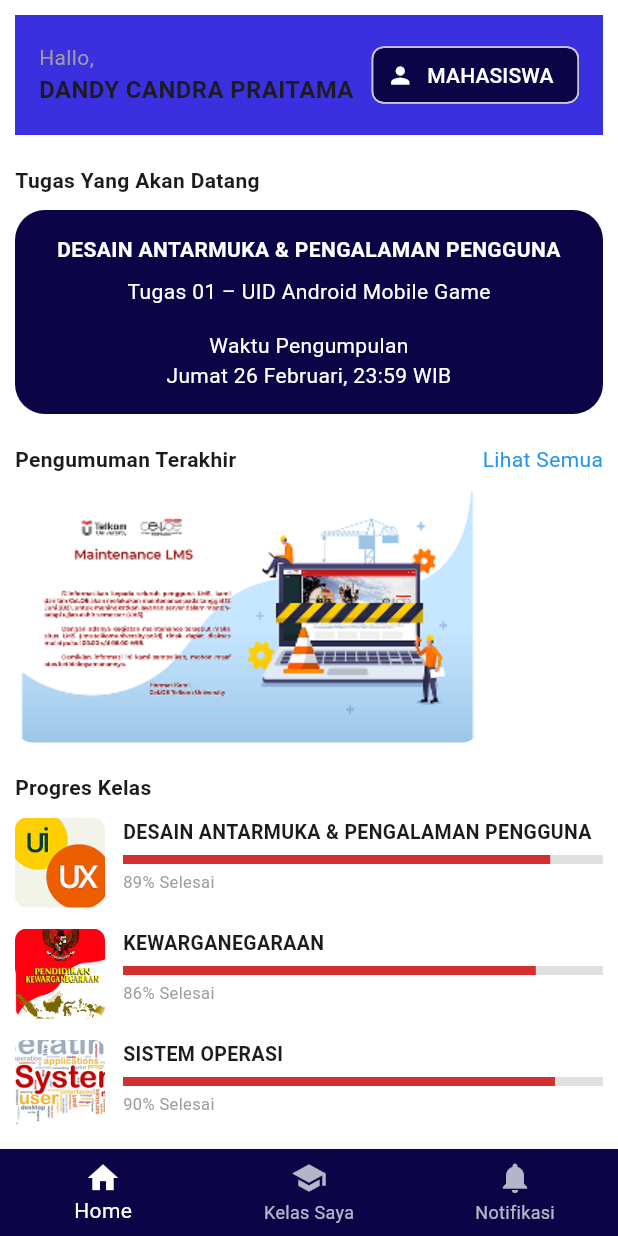
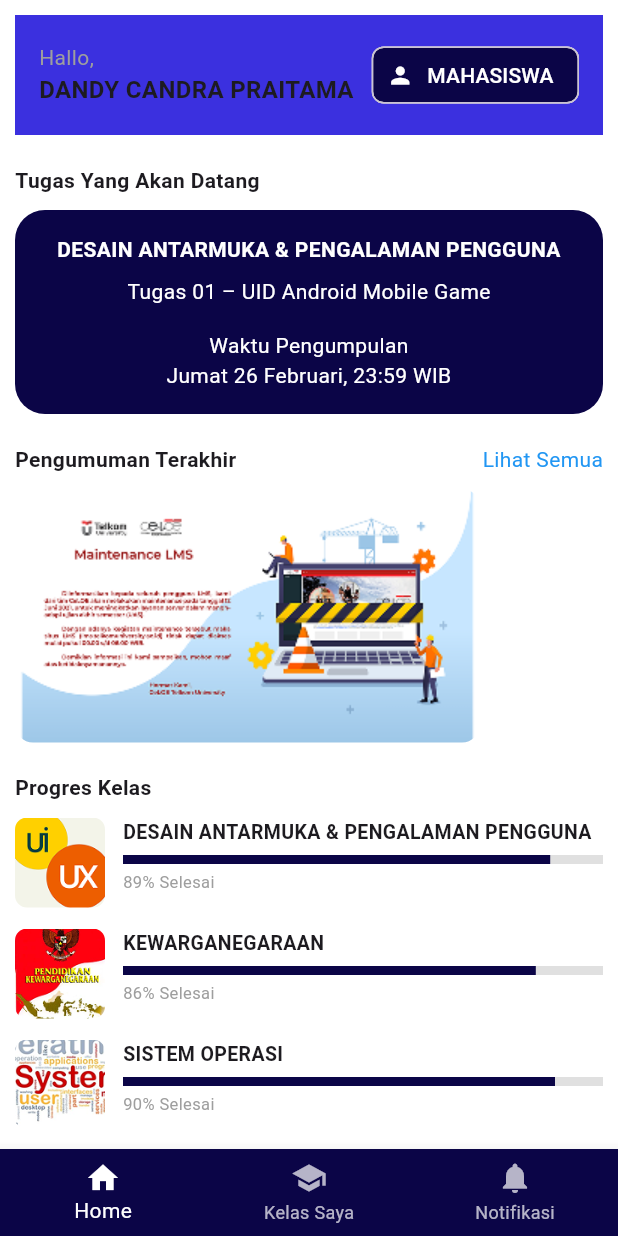
Before and after one commit to nunaprameswari/lms_hybird, a Flutter app: the Beranda screen opened directly, on a phone screen of 412 x 824 dp. Run offline on Flutter 3.47's test engine with Material 3 defaults, Android fonts, the phone set to English and light mode, and no system bars.

Commit message:
editing home

```diff
--- a/lib/fitur/home.dart
+++ b/lib/fitur/home.dart
@@ -174,12 +174,12 @@ class Beranda extends StatelessWidget {
               ),
               _progressItem(
                 imagePath: 'assets/image/multimedia.png',
-                title: 'OLAH RAGA',
+                title: 'PEMROGRAMAN MULTIMEDIA INTERAKTIF\nD4SM-43-04 [TPR]',
                 value: 0.90,
               ),
               _progressItem(
                 imagePath: 'assets/image/olahraga.png',
-                title: 'OLAH RAGA',
+                title: 'OLAH RAGA\nD3TT-44-02 [EYR]',
                 value: 0.90,
               ),
               const SizedBox(height: 80),
@@ -230,7 +230,7 @@ class Beranda extends StatelessWidget {
                 LinearProgressIndicator(
                   value: value,
                   minHeight: 6,
-                  color: Colors.red.shade700,
+                  color: Color(0xFF0B0547),
                   backgroundColor: Colors.grey.shade300,
                 ),
 
```
